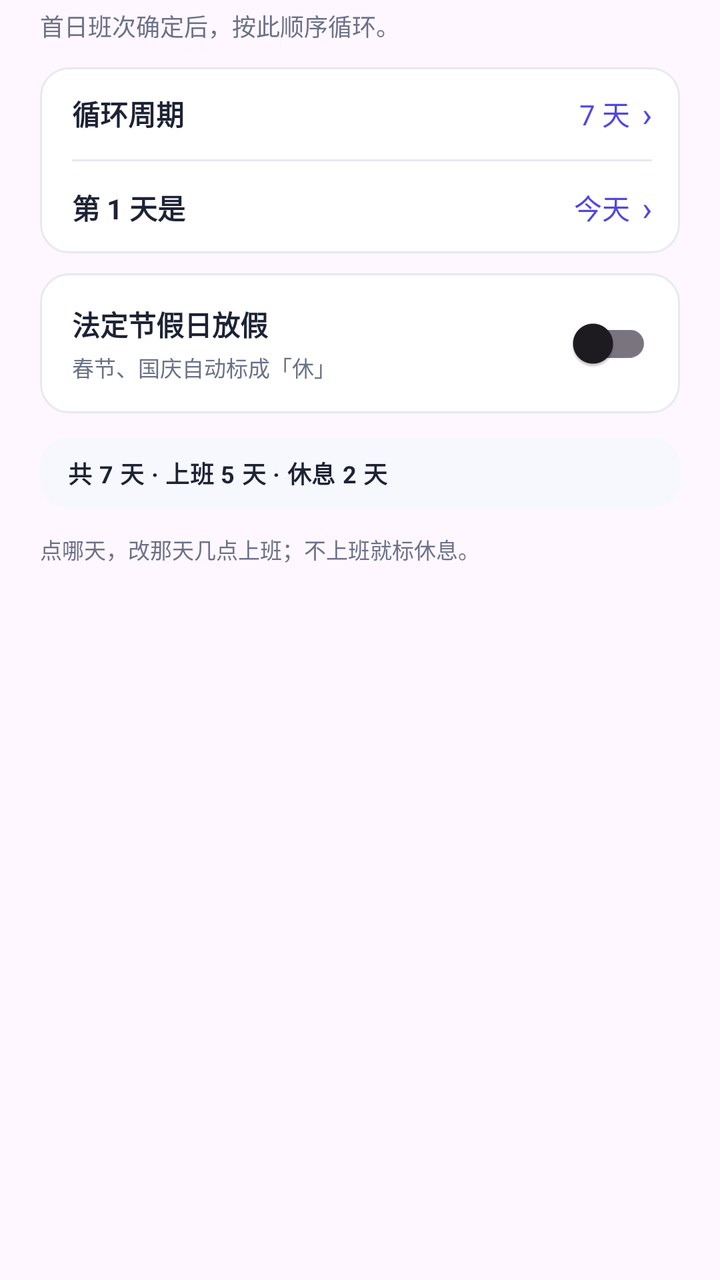
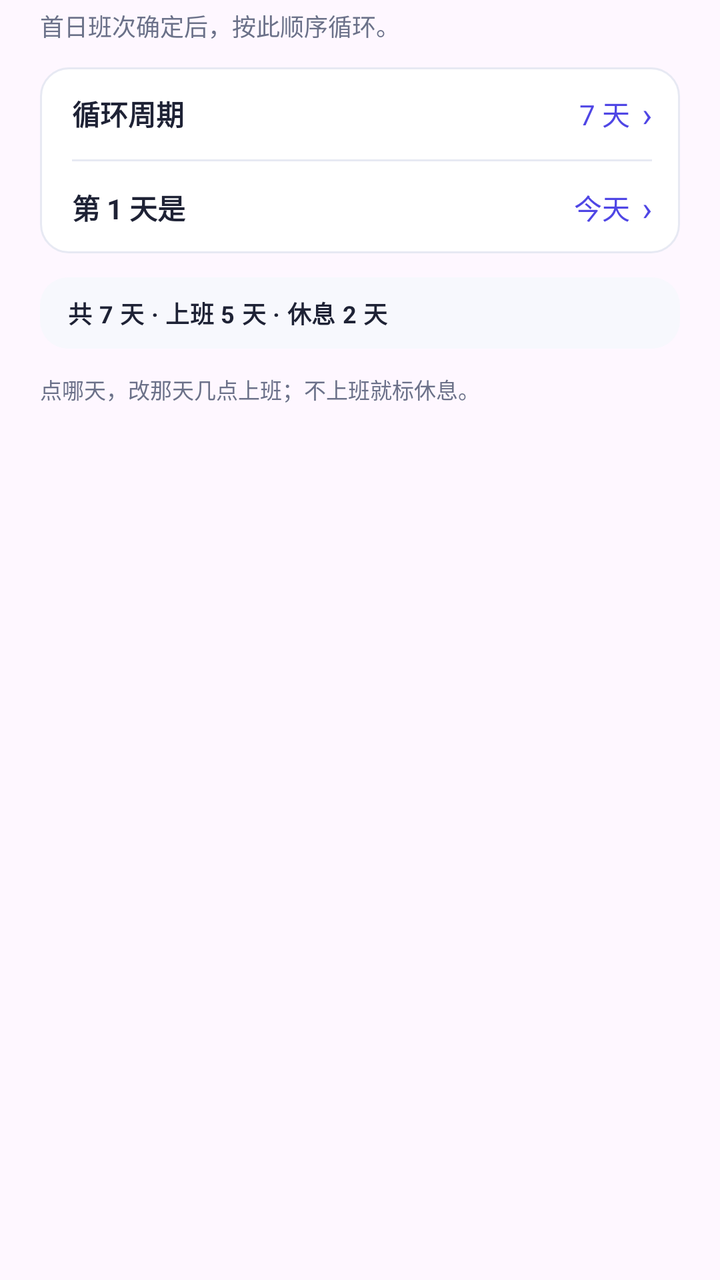

Screens rendered from an Android XML layout before and after an edit, with the pre-edit source and the edit as a unified diff.
<!-- AndroidManifest.xml: application theme Theme.WeekdayAlarm -->
<!-- res/layout/dialog_schedule_sheet.xml -->
<?xml version="1.0" encoding="utf-8"?>
<LinearLayout xmlns:android="http://schemas.android.com/apk/res/android"
    android:layout_width="match_parent"
    android:layout_height="wrap_content"
    android:orientation="vertical"
    android:paddingStart="20dp"
    android:paddingTop="4dp"
    android:paddingEnd="20dp"
    android:paddingBottom="8dp">

    <TextView
        android:id="@+id/tv_sub"
        android:layout_width="match_parent"
        android:layout_height="wrap_content"
        android:lineSpacingMultiplier="1.35"
        android:text="首日班次确定后，按此顺序循环。"
        android:textColor="@color/sub"
        android:textSize="12sp" />

    
    <LinearLayout
        android:id="@+id/box_params"
        android:layout_width="match_parent"
        android:layout_height="wrap_content"
        android:layout_marginTop="12dp"
        android:background="@drawable/bg_dialog_row"
        android:orientation="vertical">

        <LinearLayout
            android:id="@+id/row_len"
            android:layout_width="match_parent"
            android:layout_height="wrap_content"
            android:background="?android:attr/selectableItemBackground"
            android:clickable="true"
            android:focusable="true"
            android:gravity="center_vertical"
            android:minHeight="46dp"
            android:orientation="horizontal"
            android:paddingStart="16dp"
            android:paddingTop="11dp"
            android:paddingEnd="14dp"
            android:paddingBottom="11dp">

            <TextView
                android:layout_width="0dp"
                android:layout_height="wrap_content"
                android:layout_weight="1"
                android:text="循环周期"
                android:textColor="@color/ink"
                android:textSize="14sp"
                android:textStyle="bold" />

            <TextView
                android:id="@+id/tv_len"
                android:layout_width="wrap_content"
                android:layout_height="wrap_content"
                android:text="7 天"
                android:textColor="@color/indigo"
                android:textSize="14sp" />

            <TextView style="@style/SettingsChevron" />
        </LinearLayout>

        <View
            android:layout_width="match_parent"
            android:layout_height="1dp"
            android:layout_marginStart="16dp"
            android:layout_marginEnd="14dp"
            android:background="@color/line" />

        <LinearLayout
            android:id="@+id/row_start"
            android:layout_width="match_parent"
            android:layout_height="wrap_content"
            android:background="?android:attr/selectableItemBackground"
            android:clickable="true"
            android:focusable="true"
            android:gravity="center_vertical"
            android:minHeight="46dp"
            android:orientation="horizontal"
            android:paddingStart="16dp"
            android:paddingTop="11dp"
            android:paddingEnd="14dp"
            android:paddingBottom="11dp">

            <TextView
                android:layout_width="0dp"
                android:layout_height="wrap_content"
                android:layout_weight="1"
                android:text="第 1 天是"
                android:textColor="@color/ink"
                android:textSize="14sp"
                android:textStyle="bold" />

            <TextView
                android:id="@+id/tv_start"
                android:layout_width="wrap_content"
                android:layout_height="wrap_content"
                android:text="今天"
                android:textColor="@color/indigo"
                android:textSize="14sp" />

            <TextView style="@style/SettingsChevron" />
        </LinearLayout>
    </LinearLayout>

    
    <LinearLayout
        android:id="@+id/row_holiday"
        android:layout_width="match_parent"
        android:layout_height="wrap_content"
        android:layout_marginTop="10dp"
        android:background="@drawable/bg_dialog_row"
        android:gravity="center_vertical"
        android:orientation="horizontal"
        android:paddingStart="16dp"
        android:paddingTop="11dp"
        android:paddingEnd="14dp"
        android:paddingBottom="11dp">

        <LinearLayout
            android:layout_width="0dp"
            android:layout_height="wrap_content"
            android:layout_weight="1"
            android:orientation="vertical">

            <TextView
                android:layout_width="wrap_content"
                android:layout_height="wrap_content"
                android:text="法定节假日放假"
                android:textColor="@color/ink"
                android:textSize="14sp"
                android:textStyle="bold" />

            <TextView
                android:id="@+id/tv_holiday_hint"
                android:layout_width="wrap_content"
                android:layout_height="wrap_content"
                android:layout_marginTop="3dp"
                android:text="春节、国庆自动标成「休」"
                android:textColor="@color/sub"
                android:textSize="11sp" />
        </LinearLayout>

        
        <androidx.appcompat.widget.SwitchCompat
            android:id="@+id/sw_holiday"
            android:layout_width="wrap_content"
            android:layout_height="wrap_content" />
    </LinearLayout>

    
    <TextView
        android:id="@+id/tv_summary"
        android:layout_width="match_parent"
        android:layout_height="wrap_content"
        android:layout_marginTop="12dp"
        android:background="@drawable/bg_sheet_summary"
        android:letterSpacing="0.02"
        android:paddingStart="14dp"
        android:paddingTop="9dp"
        android:paddingEnd="14dp"
        android:paddingBottom="9dp"
        android:text="共 7 天 · 上班 5 天 · 休息 2 天"
        android:textColor="@color/ink"
        android:textSize="12sp"
        android:textStyle="bold" />

    
    <ScrollView
        android:id="@+id/scroll_days"
        android:layout_width="match_parent"
        android:layout_height="wrap_content"
        android:layout_marginTop="4dp"
        android:scrollbars="none">

        <LinearLayout
            android:id="@+id/list_days"
            android:layout_width="match_parent"
            android:layout_height="wrap_content"
            android:orientation="vertical" />
    </ScrollView>

    <TextView
        android:id="@+id/tv_hint"
        android:layout_width="match_parent"
        android:layout_height="wrap_content"
        android:layout_marginTop="8dp"
        android:text="点哪天，改那天几点上班；不上班就标休息。"
        android:textColor="@color/sub"
        android:textSize="11sp" />
</LinearLayout>
<!-- resources referenced by this layout -->
<resources>
  <color name="indigo">#4F46E5</color>
  <color name="ink">#1E2235</color>
  <color name="line">#E7E9F3</color>
  <color name="sub">#6B7189</color>
  <!-- drawable bg_dialog_row (drawable) -->
  <?xml version="1.0" encoding="utf-8"?>
  <shape xmlns:android="http://schemas.android.com/apk/res/android"
      android:shape="rectangle">
      <solid android:color="@color/card" />
      <stroke
          android:width="1dp"
          android:color="@color/line" />
      <corners android:radius="@dimen/radius_row" />
  </shape>
  <!-- drawable bg_sheet_summary (drawable) -->
  <?xml version="1.0" encoding="utf-8"?>
  <shape xmlns:android="http://schemas.android.com/apk/res/android"
      android:shape="rectangle">
      <solid android:color="@color/section_bg" />
      <corners android:radius="@dimen/radius_row" />
  </shape>
  <style name="SettingsChevron">
          <item name="android:layout_width">wrap_content</item>
          <item name="android:layout_height">wrap_content</item>
          <item name="android:layout_marginStart">@dimen/space_6</item>
          <item name="android:text">›</item>
          <item name="android:textColor">@color/indigo</item>
          <item name="android:textSize">17sp</item>
      </style>
  <style name="Theme.WeekdayAlarm" parent="Theme.Material3.DayNight.NoActionBar">
          <item name="colorPrimary">@color/indigo</item>
          <item name="colorPrimaryVariant">@color/indigo_dark</item>
          <item name="colorOnPrimary">@color/white</item>
          <item name="android:statusBarColor">@color/bg</item>
          <item name="android:windowLightStatusBar">true</item>
      </style>
  <color name="card">#FFFFFF</color>
  <dimen name="radius_row">14dp</dimen>
  <color name="section_bg">#F7F8FD</color>
  <dimen name="space_6">6dp</dimen>
  <color name="indigo_dark">#4338CA</color>
  <color name="white">#FFFFFFFF</color>
  <color name="bg">#F4F5FB</color>
</resources>

<!-- the commit's change to res/layout/dialog_schedule_sheet.xml (unified diff, before → after) -->
@@ -105,49 +105,6 @@
     </LinearLayout>
 
     
-    <LinearLayout
-        android:id="@+id/row_holiday"
-        android:layout_width="match_parent"
-        android:layout_height="wrap_content"
-        android:layout_marginTop="10dp"
-        android:background="@drawable/bg_dialog_row"
-        android:gravity="center_vertical"
-        android:orientation="horizontal"
-        android:paddingStart="16dp"
-        android:paddingTop="11dp"
-        android:paddingEnd="14dp"
-        android:paddingBottom="11dp">
-
-        <LinearLayout
-            android:layout_width="0dp"
-            android:layout_height="wrap_content"
-            android:layout_weight="1"
-            android:orientation="vertical">
-
-            <TextView
-                android:layout_width="wrap_content"
-                android:layout_height="wrap_content"
-                android:text="法定节假日放假"
-                android:textColor="@color/ink"
-                android:textSize="14sp"
-                android:textStyle="bold" />
-
-            <TextView
-                android:id="@+id/tv_holiday_hint"
-                android:layout_width="wrap_content"
-                android:layout_height="wrap_content"
-                android:layout_marginTop="3dp"
-                android:text="春节、国庆自动标成「休」"
-                android:textColor="@color/sub"
-                android:textSize="11sp" />
-        </LinearLayout>
-
-        
-        <androidx.appcompat.widget.SwitchCompat
-            android:id="@+id/sw_holiday"
-            android:layout_width="wrap_content"
-            android:layout_height="wrap_content" />
-    </LinearLayout>
 
     
     <TextView
@@ -165,6 +122,15 @@
         android:textColor="@color/ink"
         android:textSize="12sp"
         android:textStyle="bold" />
+
+    
+    <LinearLayout
+        android:id="@+id/box_week_cells"
+        android:layout_width="match_parent"
+        android:layout_height="wrap_content"
+        android:layout_marginTop="@dimen/space_10"
+        android:orientation="horizontal"
+        android:visibility="gone" />
 
     
     <ScrollView
<!-- resource entries referenced after the edit -->
@@ -4,6 +4,7 @@
   <color name="ink">#1E2235</color>
   <color name="line">#E7E9F3</color>
   <color name="sub">#6B7189</color>
+  <dimen name="space_10">10dp</dimen>
   <!-- drawable bg_dialog_row (drawable) -->
   <?xml version="1.0" encoding="utf-8"?>
   <shape xmlns:android="http://schemas.android.com/apk/res/android"
